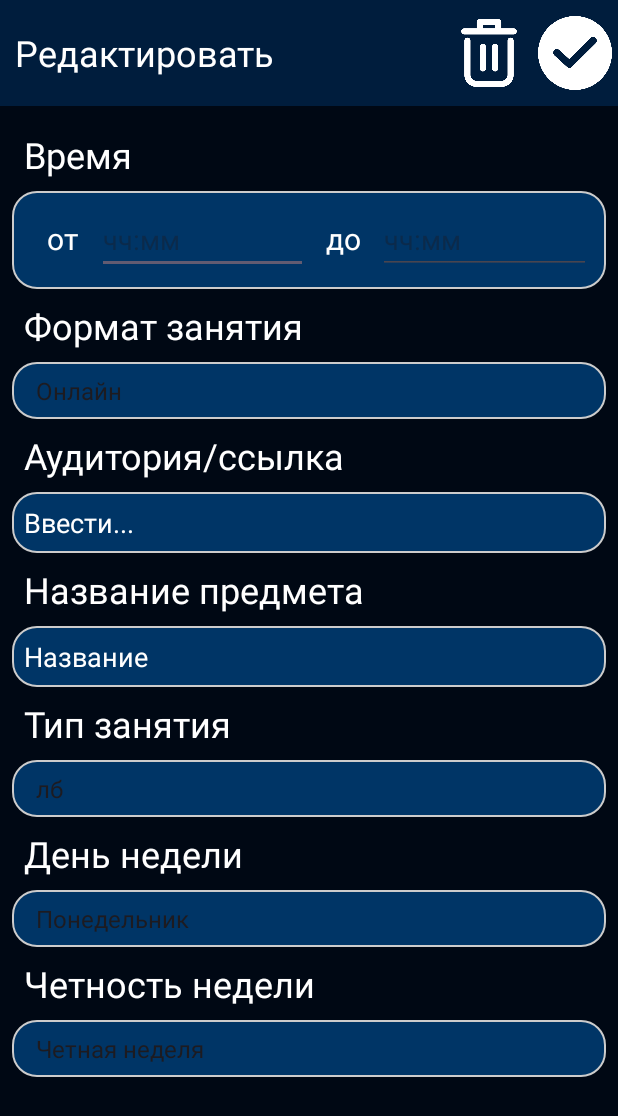
After one commit to sdia0/FlexClass, an Android app: the ContentActivity screen opened directly, with no data from a screen before it, on a phone screen of 412 x 824 dp. The commit adds this screen. Shown: the top 1116 px of the screen. Run offline under Robolectric (Android 15) with nearby library versions, the phone set to English and light mode, and no system bars.

Commit message:
edit data

```diff
--- a/app/src/main/AndroidManifest.xml
+++ b/app/src/main/AndroidManifest.xml
@@ -13,6 +13,9 @@
         android:theme="@style/Theme.FlexClass"
         tools:targetApi="31">
         <activity
+            android:name=".ContentActivity"
+            android:exported="false" />
+        <activity
             android:name=".ItemActivity"
             android:exported="false" />
         <activity
--- /dev/null
+++ b/app/src/main/java/com/example/flexclass/ContentActivity.java
@@ -0,0 +1,65 @@
+package com.example.flexclass;
+
+import android.os.Bundle;
+import android.view.View;
+import android.widget.AdapterView;
+import android.widget.ArrayAdapter;
+import android.widget.EditText;
+import android.widget.Spinner;
+
+import androidx.activity.EdgeToEdge;
+import androidx.appcompat.app.AppCompatActivity;
+import androidx.core.graphics.Insets;
+import androidx.core.view.ViewCompat;
+import androidx.core.view.WindowInsetsCompat;
+
+import java.util.ArrayList;
+import java.util.Arrays;
+import java.util.List;
+import java.util.function.Consumer;
+
+public class ContentActivity extends AppCompatActivity {
+    EditText startTime, endTime, linkOrAud, subject;
+    Spinner spFormat, spType, spDay, spWeek;
+    DbHelper db;
+    String selectedFormat, selectedType, selectedDay, selectedWeek;
+    @Override
+    protected void onCreate(Bundle savedInstanceState) {
+        super.onCreate(savedInstanceState);
+        EdgeToEdge.enable(this);
+        setContentView(R.layout.activity_content);
+
+        db = new DbHelper(this);
+
+        spFormat = findViewById(R.id.spFormat);
+        spType = findViewById(R.id.spType);
+        spDay = findViewById(R.id.spDay);
+        spWeek = findViewById(R.id.spWeek);
+
+        setSpinner(spFormat, Arrays.asList("Онлайн", "Оффлайн"), selected -> selectedFormat = selected);
+        setSpinner(spType, Arrays.asList("лб", "лк", "пр"), selected -> selectedType = selected);
+        setSpinner(spDay, Arrays.asList("Понедельник", "Вторник", "Среда", "Четверг", "Пятница", "Суббота"), selected -> selectedDay = selected);
+        setSpinner(spWeek, Arrays.asList("Четная неделя", "Нечетная неделя"), selected -> selectedWeek = selected);
+
+    }
+    public void setSpinner(Spinner spinner, List<String> spinnerItems, Consumer<String> onItemSelected) {
+        // Создаем адаптер для Spinner
+        ArrayAdapter<String> adapter = new ArrayAdapter<>(this, android.R.layout.simple_spinner_item, spinnerItems);
+        adapter.setDropDownViewResource(android.R.layout.simple_spinner_dropdown_item);
+        spinner.setAdapter(adapter);
+
+        // Устанавливаем слушатель для Spinner
+        spinner.setOnItemSelectedListener(new AdapterView.OnItemSelectedListener() {
+            @Override
+            public void onItemSelected(AdapterView<?> parent, View view, int position, long id) {
+                String selected = parent.getItemAtPosition(position).toString();
+                onItemSelected.accept(selected); // Передаем выбор через Consumer
+            }
+
+            @Override
+            public void onNothingSelected(AdapterView<?> parent) {
+                // Действие, если ничего не выбрано
+            }
+        });
+    }
+}
--- /dev/null
+++ b/app/src/main/res/layout/activity_content.xml
@@ -0,0 +1,217 @@
+<?xml version="1.0" encoding="utf-8"?>
+<LinearLayout xmlns:android="http://schemas.android.com/apk/res/android"
+    xmlns:app="http://schemas.android.com/apk/res-auto"
+    xmlns:tools="http://schemas.android.com/tools"
+    android:id="@+id/main"
+    android:layout_width="match_parent"
+    android:layout_height="match_parent"
+    android:background="@color/darker_blue"
+    android:orientation="vertical"
+    tools:context=".ContentActivity"
+    android:fitsSystemWindows="true">
+
+    <LinearLayout
+        android:layout_width="match_parent"
+        android:layout_height="wrap_content"
+        android:background="@color/dark_blue"
+        android:orientation="horizontal"
+        android:weightSum="4"
+        android:paddingStart="10dp">
+
+        <TextView
+            android:layout_width="wrap_content"
+            android:layout_height="wrap_content"
+            android:layout_gravity="center_vertical"
+            android:layout_weight="2"
+            android:text="Редактировать"
+            android:textColor="@color/white"
+            android:textSize="24sp" />
+
+        <ImageButton
+            android:id="@+id/btnDelete"
+            android:layout_width="0dp"
+            android:layout_height="60dp"
+            android:layout_marginVertical="5dp"
+            android:layout_weight="1"
+            android:background="@null"
+            android:padding="4dp"
+            android:scaleType="fitCenter"
+            android:src="@drawable/delete"
+            app:tint="@color/white" />
+
+        <ImageButton
+            android:id="@+id/btnOk"
+            android:layout_width="0dp"
+            android:layout_height="60dp"
+            android:layout_marginVertical="5dp"
+            android:layout_weight="1"
+            android:background="@null"
+            android:padding="4dp"
+            android:scaleType="fitCenter"
+            android:src="@drawable/checked"
+            app:tint="@color/white" />
+
+    </LinearLayout>
+
+    <LinearLayout
+        android:layout_width="match_parent"
+        android:layout_height="wrap_content"
+        android:orientation="vertical"
+        android:padding="8dp">
+
+        <TextView
+            android:id="@+id/tvDay"
+            android:layout_width="match_parent"
+            android:layout_height="wrap_content"
+            android:padding="8dp"
+            android:text="Время"
+            android:textColor="@color/white"
+            android:textSize="24sp" />
+
+        <LinearLayout
+            android:layout_width="match_parent"
+            android:layout_height="wrap_content"
+            android:background="@drawable/round_item"
+            android:orientation="horizontal"
+            android:padding="10dp"
+            android:weightSum="8">
+
+            <TextView
+                android:layout_width="0dp"
+                android:layout_height="wrap_content"
+                android:layout_weight="1"
+                android:gravity="center"
+                android:text="от"
+                android:textColor="@color/white"
+                android:textSize="20sp" />
+
+            <EditText
+                android:id="@+id/startTime"
+                style="@style/CustomEditText"
+                android:layout_width="0dp"
+                android:layout_height="wrap_content"
+                android:layout_weight="3"
+                android:hint="чч:мм"
+                android:textColorLink="@color/white" />
+
+            <TextView
+                android:layout_width="0dp"
+                android:layout_height="wrap_content"
+                android:layout_weight="1"
+                android:gravity="center"
+                android:text="до"
+                android:textColor="@color/white"
+                android:textSize="20sp" />
+
+            <EditText
+                android:id="@+id/endTime"
+                style="@style/CustomEditText"
+                android:layout_width="0dp"
+                android:layout_height="wrap_content"
+                android:layout_weight="3"
+                android:hint="чч:мм" />
+
+        </LinearLayout>
+
+        <TextView
+            android:layout_width="match_parent"
+            android:layout_height="wrap_content"
+            android:padding="8dp"
+            android:text="Формат занятия"
+            android:textColor="@color/white"
+            android:textSize="24sp" />
+
+        <Spinner
+            android:id="@+id/spFormat"
+            android:layout_width="match_parent"
+            android:layout_height="wrap_content"
+            android:layout_gravity="center_vertical"
+            android:background="@drawable/round_item"
+            android:padding="8dp" />
+
+        <TextView
+            android:layout_width="match_parent"
+            android:layout_height="wrap_content"
+            android:padding="8dp"
+            android:text="Аудитория/ссылка"
+            android:textColor="@color/white"
+            android:textSize="24sp" />
+
+        <EditText
+            android:id="@+id/etLinkOrAud"
+            style="@style/CustomEditText"
+            android:layout_width="match_parent"
+            android:layout_height="wrap_content"
+            android:hint="Ввести..."
+            android:background="@drawable/round_item"
+            android:textColorHint="@color/white"
+            android:padding="8dp"/>
+
+        <TextView
+            android:layout_width="match_parent"
+            android:layout_height="wrap_content"
+            android:padding="8dp"
+            android:text="Название предмета"
+            android:textColor="@color/white"
+            android:textSize="24sp" />
+
+        <EditText
+            android:id="@+id/etSubject"
+            style="@style/CustomEditText"
+            android:layout_width="match_parent"
+            android:layout_height="wrap_content"
+            android:hint="Название"
+            android:background="@drawable/round_item"
+            android:textColorHint="@color/white"
+            android:padding="8dp"/>
+
+        <TextView
+            android:layout_width="match_parent"
+            android:layout_height="wrap_content"
+            android:padding="8dp"
+            android:text="Тип занятия"
+            android:textColor="@color/white"
+            android:textSize="24sp" />
+
+        <Spinner
+            android:id="@+id/spType"
+            android:layout_width="match_parent"
+            android:layout_height="wrap_content"
+            android:layout_gravity="center_vertical"
+            android:background="@drawable/round_item"
+            android:padding="8dp" />
+
+        <TextView
+            android:layout_width="match_parent"
+            android:layout_height="wrap_content"
+            android:padding="8dp"
+            android:text="День недели"
+            android:textColor="@color/white"
+            android:textSize="24sp" />
+
+        <Spinner
+            android:id="@+id/spDay"
+            android:layout_width="match_parent"
+            android:layout_height="wrap_content"
+            android:layout_gravity="center_vertical"
+            android:background="@drawable/round_item"
+            android:padding="8dp" />
+
+        <TextView
+            android:layout_width="match_parent"
+            android:layout_height="wrap_content"
+            android:padding="8dp"
+            android:text="Четность недели"
+            android:textColor="@color/white"
+            android:textSize="24sp" />
+
+        <Spinner
+            android:id="@+id/spWeek"
+            android:layout_width="match_parent"
+            android:layout_height="wrap_content"
+            android:layout_gravity="center_vertical"
+            android:background="@drawable/round_item"
+            android:padding="8dp" />
+
+    </LinearLayout>
+</LinearLayout>
--- a/app/src/main/res/layout/activity_item.xml
+++ b/app/src/main/res/layout/activity_item.xml
@@ -3,7 +3,7 @@
     xmlns:tools="http://schemas.android.com/tools"
     android:id="@+id/main"
     android:layout_width="match_parent"
-    android:layout_height="match_parent"
+    android:layout_height="wrap_content"
     android:layout_marginBottom="10dp"
     android:background="@drawable/round_item"
     android:gravity="center_vertical"
--- a/app/src/main/res/layout/activity_main.xml
+++ b/app/src/main/res/layout/activity_main.xml
@@ -29,6 +29,7 @@
             android:layout_width="0dp"
             android:layout_height="60dp"
             android:layout_marginVertical="5dp"
+            android:padding="4dp"
             android:layout_weight="1"
             android:background="@null"
             android:scaleType="fitCenter"
--- a/app/src/main/res/layout/days.xml
+++ b/app/src/main/res/layout/days.xml
@@ -1,7 +1,7 @@
 <?xml version="1.0" encoding="utf-8"?>
 <LinearLayout xmlns:android="http://schemas.android.com/apk/res/android"
     android:layout_width="match_parent"
-    android:layout_height="match_parent"
+    android:layout_height="wrap_content"
     android:orientation="vertical"
     android:background="@color/darker_blue">
 
@@ -16,8 +16,8 @@
         android:textSize="24sp"
         android:visibility="gone"/>
 
-    <ListView
-        android:id="@+id/dayListView"
+    <androidx.recyclerview.widget.RecyclerView
+        android:id="@+id/dayRecyclerView"
         android:layout_width="match_parent"
         android:layout_height="wrap_content"
         android:layout_marginHorizontal="10dp"
--- a/app/src/main/res/values/themes.xml
+++ b/app/src/main/res/values/themes.xml
@@ -6,4 +6,10 @@
     </style>
 
     <style name="Theme.FlexClass" parent="Base.Theme.FlexClass" />
+
+    <style name="CustomEditText" parent="Widget.AppCompat.EditText">
+        <item name="colorControlNormal">@color/white</item> <!-- Цвет линии в обычном состоянии -->
+        <item name="colorControlActivated">@color/white</item> <!-- Цвет линии при фокусе -->
+        <item name="colorControlHighlight">@color/white</item> <!-- Цвет при нажатии -->
+    </style>
 </resources>
```
Also changed, not shown: app/src/main/java/com/example/flexclass/DayAdapter.java (+101 -41 lines), app/src/main/java/com/example/flexclass/DbHelper.java (added, +200 -0 lines), app/src/main/java/com/example/flexclass/Lesson.java (+27 -1 lines), app/src/main/java/com/example/flexclass/MainActivity.java (+40 -25 lines), app/src/main/res/drawable/checked.png (added), app/src/main/res/drawable/delete.png (added), app/src/main/res/drawable/plus.png (added).
